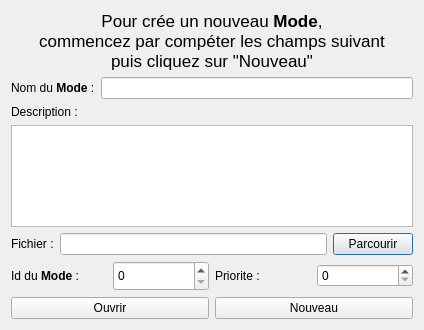
Qt form src/newmodedialog.ui (SaintJoseph/Creche) before a commit.
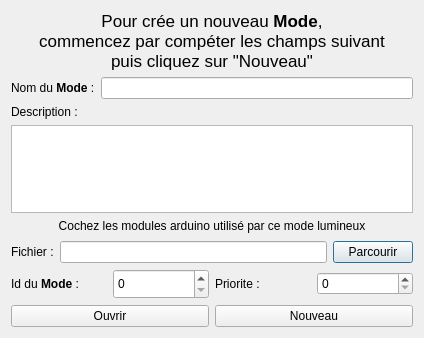
The same form after that commit.

```diff
--- a/src/newmodedialog.ui
+++ b/src/newmodedialog.ui
@@ -7,7 +7,7 @@
     <x>0</x>
     <y>0</y>
     <width>424</width>
-    <height>330</height>
+    <height>338</height>
    </rect>
   </property>
   <property name="windowTitle">
@@ -71,6 +71,35 @@
      </property>
     </widget>
    </item>
+   <item>
+    <widget class="QLabel" name="label">
+     <property name="text">
+      <string>Cochez les modules arduino utilisé par ce mode lumineux</string>
+     </property>
+     <property name="alignment">
+      <set>Qt::AlignCenter</set>
+     </property>
+    </widget>
+   </item>
+   <item>
+    <layout class="QVBoxLayout" name="LayoutSelectionModule">
+     <property name="spacing">
+      <number>1</number>
+     </property>
+     <property name="leftMargin">
+      <number>1</number>
+     </property>
+     <property name="topMargin">
+      <number>1</number>
+     </property>
+     <property name="rightMargin">
+      <number>1</number>
+     </property>
+     <property name="bottomMargin">
+      <number>1</number>
+     </property>
+    </layout>
+   </item>
    <item>
     <layout class="QHBoxLayout" name="horizontalLayout_3">
      <item>
```
